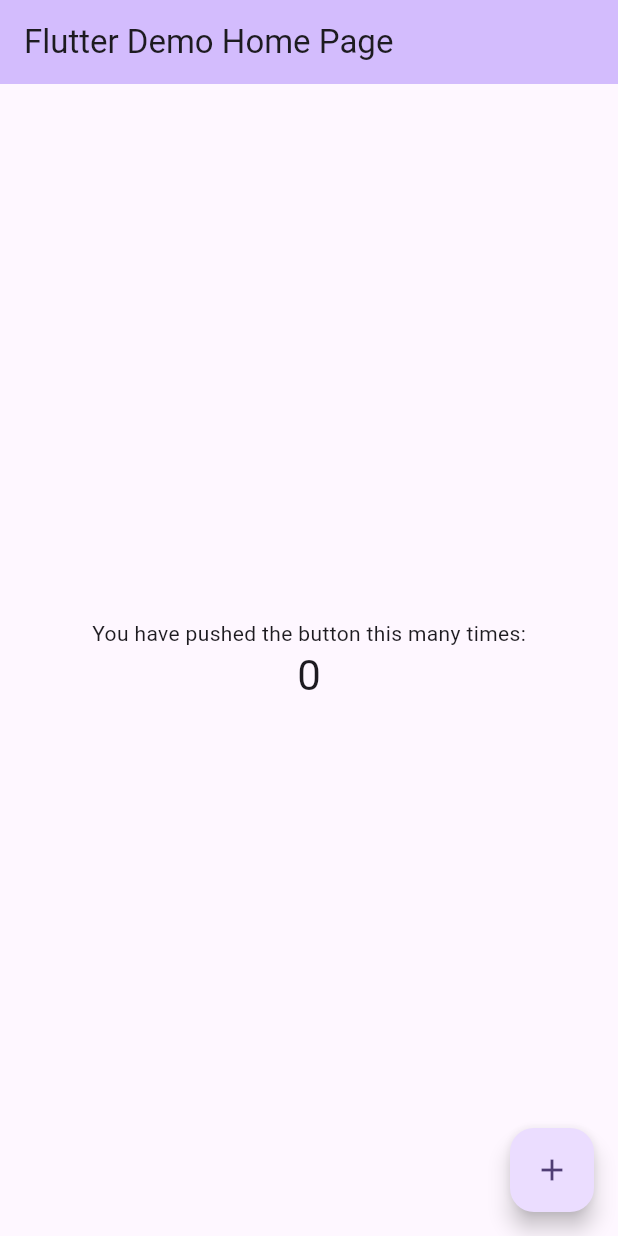
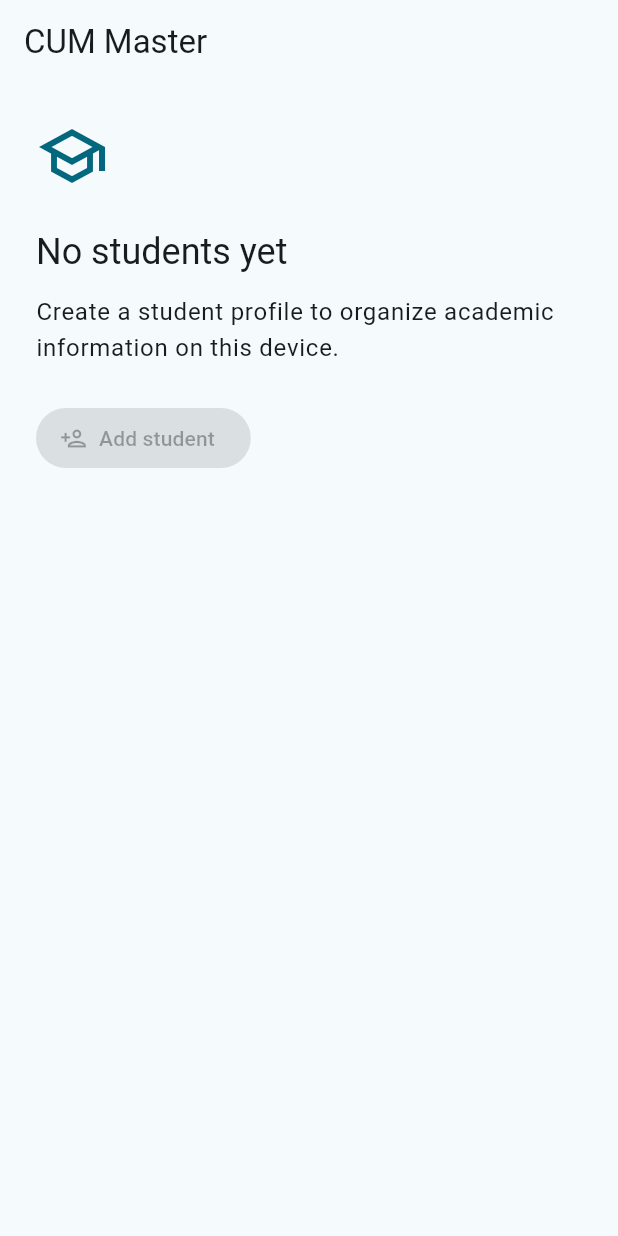
Before and after one commit to RiveraDiego/CUM_Master, a Flutter app: the screen it shows after launch, on a phone screen of 412 x 824 dp. Run offline on Flutter 3.47's test engine with Material 3 defaults, Android fonts, the phone set to English and light mode, and no system bars; our stand-ins replace flutter_riverpod, go_router.

Commit message:
feat: establish app foundation

```diff
--- /dev/null
+++ b/l10n.yaml
@@ -0,0 +1,5 @@
+arb-dir: lib/l10n
+template-arb-file: app_en.arb
+output-localization-file: app_localizations.dart
+output-class: AppLocalizations
+output-dir: lib/l10n/generated
--- /dev/null
+++ b/lib/app/app.dart
@@ -0,0 +1,32 @@
+import 'package:flutter/material.dart';
+import 'package:flutter_localizations/flutter_localizations.dart';
+import 'package:flutter_riverpod/flutter_riverpod.dart';
+
+import '../core/localization/locale_provider.dart';
+import '../core/router/app_router.dart';
+import '../core/theme/app_theme.dart';
+import '../l10n/generated/app_localizations.dart';
+
+class CumMasterApp extends ConsumerWidget {
+  const CumMasterApp({super.key});
+
+  @override
+  Widget build(BuildContext context, WidgetRef ref) {
+    return MaterialApp.router(
+      onGenerateTitle: (context) => AppLocalizations.of(context)!.appTitle,
+      debugShowCheckedModeBanner: false,
+      theme: AppTheme.light,
+      darkTheme: AppTheme.dark,
+      themeMode: ThemeMode.system,
+      routerConfig: appRouter,
+      localizationsDelegates: const [
+        AppLocalizations.delegate,
+        GlobalMaterialLocalizations.delegate,
+        GlobalWidgetsLocalizations.delegate,
+        GlobalCupertinoLocalizations.delegate,
+      ],
+      supportedLocales: AppLocalizations.supportedLocales,
+      locale: ref.watch(appLocaleProvider),
+    );
+  }
+}
--- /dev/null
+++ b/lib/core/localization/locale_provider.dart
@@ -0,0 +1,5 @@
+import 'dart:ui';
+
+import 'package:flutter_riverpod/flutter_riverpod.dart';
+
+final appLocaleProvider = Provider<Locale?>((ref) => null);
--- /dev/null
+++ b/lib/core/router/app_router.dart
@@ -0,0 +1,18 @@
+import 'package:go_router/go_router.dart';
+
+import '../../features/home/presentation/home_page.dart';
+
+abstract final class AppRoute {
+  static const home = 'home';
+}
+
+final GoRouter appRouter = GoRouter(
+  initialLocation: '/',
+  routes: [
+    GoRoute(
+      path: '/',
+      name: AppRoute.home,
+      builder: (context, state) => const HomePage(),
+    ),
+  ],
+);
--- /dev/null
+++ b/lib/core/theme/app_theme.dart
@@ -0,0 +1,25 @@
+import 'package:flutter/material.dart';
+
+abstract final class AppTheme {
+  static final light = _theme(Brightness.light);
+  static final dark = _theme(Brightness.dark);
+
+  static ThemeData _theme(Brightness brightness) {
+    final colorScheme = ColorScheme.fromSeed(
+      seedColor: const Color(0xFF005E73),
+      brightness: brightness,
+    );
+
+    return ThemeData(
+      useMaterial3: true,
+      brightness: brightness,
+      colorScheme: colorScheme,
+      scaffoldBackgroundColor: colorScheme.surface,
+      appBarTheme: AppBarTheme(
+        centerTitle: false,
+        backgroundColor: colorScheme.surface,
+        foregroundColor: colorScheme.onSurface,
+      ),
+    );
+  }
+}
--- /dev/null
+++ b/lib/features/home/presentation/home_page.dart
@@ -0,0 +1,55 @@
+import 'package:flutter/material.dart';
+
+import '../../../l10n/generated/app_localizations.dart';
+
+class HomePage extends StatelessWidget {
+  const HomePage({super.key});
+
+  @override
+  Widget build(BuildContext context) {
+    final localizations = AppLocalizations.of(context)!;
+
+    return Scaffold(
+      appBar: AppBar(title: Text(localizations.appTitle)),
+      body: SafeArea(
+        child: SingleChildScrollView(
+          padding: const EdgeInsets.all(24),
+          child: Center(
+            child: ConstrainedBox(
+              constraints: const BoxConstraints(maxWidth: 420),
+              child: Column(
+                mainAxisSize: MainAxisSize.min,
+                crossAxisAlignment: CrossAxisAlignment.start,
+                children: [
+                  ExcludeSemantics(
+                    child: Icon(
+                      Icons.school_outlined,
+                      size: 48,
+                      color: Theme.of(context).colorScheme.primary,
+                    ),
+                  ),
+                  const SizedBox(height: 24),
+                  Text(
+                    localizations.studentsEmptyTitle,
+                    style: Theme.of(context).textTheme.headlineSmall,
+                  ),
+                  const SizedBox(height: 12),
+                  Text(
+                    localizations.studentsEmptyDescription,
+                    style: Theme.of(context).textTheme.bodyLarge,
+                  ),
+                  const SizedBox(height: 24),
+                  FilledButton.icon(
+                    onPressed: null,
+                    icon: const Icon(Icons.person_add_outlined),
+                    label: Text(localizations.studentsCreateAction),
+                  ),
+                ],
+              ),
+            ),
+          ),
+        ),
+      ),
+    );
+  }
+}
--- /dev/null
+++ b/lib/l10n/app_en.arb
@@ -0,0 +1,19 @@
+{
+  "@@locale": "en",
+  "appTitle": "CUM Master",
+  "@appTitle": {
+    "description": "Application name"
+  },
+  "studentsEmptyTitle": "No students yet",
+  "@studentsEmptyTitle": {
+    "description": "Heading shown before the first student is created"
+  },
+  "studentsEmptyDescription": "Create a student profile to organize academic information on this device.",
+  "@studentsEmptyDescription": {
+    "description": "Explains why the user should create a student profile"
+  },
+  "studentsCreateAction": "Add student",
+  "@studentsCreateAction": {
+    "description": "Label for the action that creates a student"
+  }
+}
--- /dev/null
+++ b/lib/l10n/app_es.arb
@@ -0,0 +1,19 @@
+{
+  "@@locale": "es",
+  "appTitle": "CUM Master",
+  "@appTitle": {
+    "description": "Nombre de la aplicación"
+  },
+  "studentsEmptyTitle": "Aún no hay estudiantes",
+  "@studentsEmptyTitle": {
+    "description": "Título mostrado antes de crear el primer estudiante"
+  },
+  "studentsEmptyDescription": "Crea un perfil de estudiante para organizar la información académica en este dispositivo.",
+  "@studentsEmptyDescription": {
+    "description": "Explica por qué se debe crear un perfil de estudiante"
+  },
+  "studentsCreateAction": "Agregar estudiante",
+  "@studentsCreateAction": {
+    "description": "Etiqueta de la acción para crear un estudiante"
+  }
+}
--- a/lib/main.dart
+++ b/lib/main.dart
@@ -1,122 +1,9 @@
-import 'package:flutter/material.dart';
+import 'package:flutter/widgets.dart';
+import 'package:flutter_riverpod/flutter_riverpod.dart';
+
+import 'app/app.dart';
 
 void main() {
-  runApp(const MyApp());
+  WidgetsFlutterBinding.ensureInitialized();
+  runApp(const ProviderScope(child: CumMasterApp()));
 }
-
-class MyApp extends StatelessWidget {
-  const MyApp({super.key});
-
-  // This widget is the root of your application.
-  @override
-  Widget build(BuildContext context) {
-    return MaterialApp(
-      title: 'Flutter Demo',
-      theme: ThemeData(
-        // This is the theme of your application.
-        //
-        // TRY THIS: Try running your application with "flutter run". You'll see
-        // the application has a purple toolbar. Then, without quitting the app,
-        // try changing the seedColor in the colorScheme below to Colors.green
-        // and then invoke "hot reload" (save your changes or press the "hot
-        // reload" button in a Flutter-supported IDE, or press "r" if you used
-        // the command line to start the app).
-        //
-        // Notice that the counter didn't reset back to zero; the application
-        // state is not lost during the reload. To reset the state, use hot
-        // restart instead.
-        //
-        // This works for code too, not just values: Most code changes can be
-        // tested with just a hot reload.
-        colorScheme: .fromSeed(seedColor: Colors.deepPurple),
-      ),
-      home: const MyHomePage(title: 'Flutter Demo Home Page'),
-    );
-  }
-}
-
-class MyHomePage extends StatefulWidget {
-  const MyHomePage({super.key, required this.title});
-
-  // This widget is the home page of your application. It is stateful, meaning
-  // that it has a State object (defined below) that contains fields that affect
-  // how it looks.
-
-  // This class is the configuration for the state. It holds the values (in this
-  // case the title) provided by the parent (in this case the App widget) and
-  // used by the build method of the State. Fields in a Widget subclass are
-  // always marked "final".
-
-  final String title;
-
-  @override
-  State<MyHomePage> createState() => _MyHomePageState();
-}
-
-class _MyHomePageState extends State<MyHomePage> {
-  int _counter = 0;
-
-  void _incrementCounter() {
-    setState(() {
-      // This call to setState tells the Flutter framework that something has
-      // changed in this State, which causes it to rerun the build method below
-      // so that the display can reflect the updated values. If we changed
-      // _counter without calling setState(), then the build method would not be
-      // called again, and so nothing would appear to happen.
-      _counter++;
-    });
-  }
-
-  @override
-  Widget build(BuildContext context) {
-    // This method is rerun every time setState is called, for instance as done
-    // by the _incrementCounter method above.
-    //
-    // The Flutter framework has been optimized to make rerunning build methods
-    // fast, so that you can just rebuild anything that needs updating rather
-    // than having to individually change instances of widgets.
-    return Scaffold(
-      appBar: AppBar(
-        // TRY THIS: Try changing the color here to a specific color (to
-        // Colors.amber, perhaps?) and trigger a hot reload to see the AppBar
-        // change color while the other colors stay the same.
-        backgroundColor: Theme.of(context).colorScheme.inversePrimary,
-        // Here we take the value from the MyHomePage object that was created by
-        // the App.build method, and use it to set our appbar title.
-        title: Text(widget.title),
-      ),
-      body: Center(
-        // Center is a layout widget. It takes a single child and positions it
-        // in the middle of the parent.
-        child: Column(
-          // Column is also a layout widget. It takes a list of children and
-          // arranges them vertically. By default, it sizes itself to fit its
-          // children horizontally, and tries to be as tall as its parent.
-          //
-          // Column has various properties to control how it sizes itself and
-          // how it positions its children. Here we use mainAxisAlignment to
-          // center the children vertically; the main axis here is the vertical
-          // axis because Columns are vertical (the cross axis would be
-          // horizontal).
-          //
-          // TRY THIS: Invoke "debug painting" (choose the "Toggle Debug Paint"
-          // action in the IDE, or press "p" in the console), to see the
-          // wireframe for each widget.
-          mainAxisAlignment: .center,
-          children: [
-            const Text('You have pushed the button this many times:'),
-            Text(
-              '$_counter',
-              style: Theme.of(context).textTheme.headlineMedium,
-            ),
-          ],
-        ),
-      ),
-      floatingActionButton: FloatingActionButton(
-        onPressed: _incrementCounter,
-        tooltip: 'Increment',
-        child: const Icon(Icons.add),
-      ),
-    );
-  }
-}
```
Also changed, not shown: pubspec.yaml (+7 -1 lines), lib/l10n/generated/app_localizations.dart (added), lib/l10n/generated/app_localizations_en.dart (added), lib/l10n/generated/app_localizations_es.dart (added), pubspec.lock, 1 other file.
